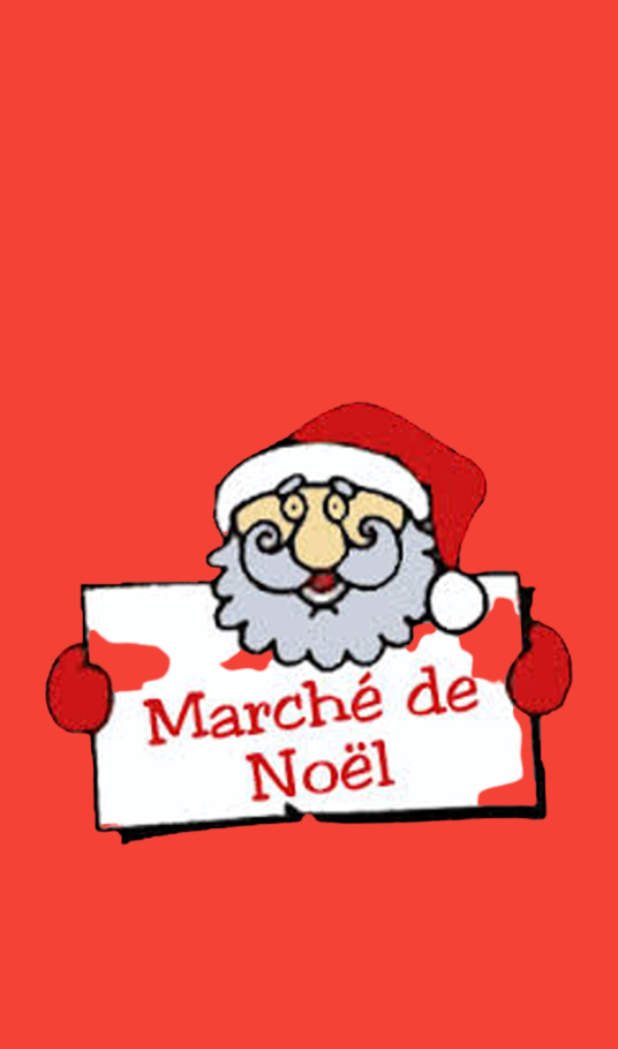
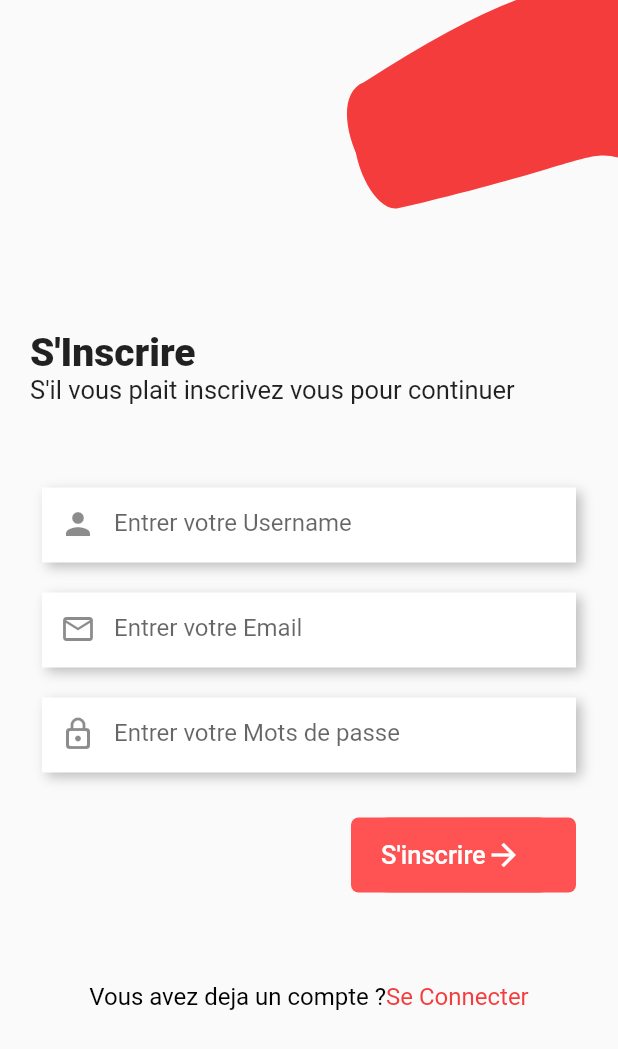
Before and after one commit to Pokemfeze/mdn, a Flutter app: the first screen one second after launch, on a phone screen of 412 x 824 dp. Shown: the top 1049 px of the screen. Run offline on Flutter 3.47's test engine with Material 2 defaults, Android fonts, the phone set to English and light mode, and no system bars; our stand-ins replace firebase_auth, firebase_core; accounts and stored records are empty.

Commit message:
ajout de la page de connexion et inscription et la connexion a firebase

```diff
--- a/marcheedeNoel/lib/main.dart
+++ b/marcheedeNoel/lib/main.dart
@@ -1,7 +1,11 @@
+import 'package:firebase_core/firebase_core.dart';
 import 'package:flutter/material.dart';
+import 'package:marcheedenoel/screen/signup_screen.dart';
 import 'package:marcheedenoel/screen/splash_screen.dart';
 
-void main() {
+void main() async {
+  WidgetsFlutterBinding.ensureInitialized();
+  await Firebase.initializeApp();
   runApp(const MyApp());
 }
 
@@ -23,9 +27,9 @@ class MyApp extends StatelessWidget {
         // or simply save your changes to "hot reload" in a Flutter IDE).
         // Notice that the counter didn't reset back to zero; the application
         // is not restarted.
-        primarySwatch: Colors.blue,
+        primarySwatch: Colors.red,
       ),
-      home: const SplashScreen(),
+      home: const SignUp(),
     );
   }
 }
--- /dev/null
+++ b/marcheedeNoel/lib/screen/signup_screen.dart
@@ -0,0 +1,255 @@
+import 'package:firebase_auth/firebase_auth.dart';
+import 'package:flutter/cupertino.dart';
+import 'package:flutter/material.dart';
+import 'package:marcheedenoel/screen/login_screen.dart';
+
+import '../cliper/cliper.dart';
+
+class SignUp extends StatefulWidget {
+  const SignUp({super.key});
+
+  @override
+  State<SignUp> createState() => _SignUpState();
+}
+
+class _SignUpState extends State<SignUp> {
+
+  TextEditingController emailController    = TextEditingController();
+  TextEditingController passwordController = TextEditingController();
+  TextEditingController usernameController = TextEditingController();
+
+  @override
+  Widget build(BuildContext context) {
+
+
+    Widget _buildUsername(){
+      return Container(
+        height: 50,
+        decoration:  BoxDecoration(
+            color: Colors.white,
+            boxShadow: [
+              BoxShadow(
+                offset: Offset(3,3),
+                blurRadius: 6,
+                color: Colors.grey.shade400,
+              )
+            ]
+        ),
+        child: TextFormField(
+          validator: (value){
+              return"Entre votre Username";
+          },
+          controller: usernameController,
+          autofillHints: const [AutofillHints.username],
+          decoration: const InputDecoration(
+              border: InputBorder.none,
+              contentPadding: EdgeInsets.only(top: 14),
+              prefixIcon: Icon(
+                  Icons.person
+              ),
+              hintText: 'Entrer votre Username'
+          ),
+        ),
+      );
+    }
+
+    Widget _builEmail(){
+      return Container(
+        height: 50,
+        decoration:  BoxDecoration(
+            color: Colors.white,
+            boxShadow: [
+              BoxShadow(
+                offset: Offset(3,3),
+                blurRadius: 6,
+                color: Colors.grey.shade400,
+              )
+            ]
+        ),
+        child: TextFormField(
+          validator: (value){
+            if (value == null || value.isEmpty){
+              return"Entre votre Email";
+            }
+          },
+          controller: emailController,
+          decoration: const InputDecoration(
+              border: InputBorder.none,
+              contentPadding: EdgeInsets.only(top: 14),
+              prefixIcon: Icon(
+                  Icons.email_outlined
+              ),
+              hintText: 'Entrer votre Email'
+          ),
+        ),
+      );
+    }
+
+    Widget _builPassword(){
+      return Container(
+        height: 50,
+        decoration:  BoxDecoration(
+            color: Colors.white,
+            boxShadow: [
+              BoxShadow(
+                offset: Offset(3,3),
+                blurRadius: 6,
+                color: Colors.grey.shade400,
+              )
+            ]
+        ),
+        child: TextFormField(
+          validator: (value){
+            if (value == null || value.isEmpty){
+              return"Entrer votre Mots de passe";
+            }
+          },
+          controller: passwordController,
+          decoration: const InputDecoration(
+              border: InputBorder.none,
+              contentPadding: EdgeInsets.only(top: 14),
+              prefixIcon: Icon(
+                  Icons.lock_outline_rounded
+              ),
+              hintText: 'Entrer votre Mots de passe'
+          ),
+        ),
+      );
+    }
+
+    return Scaffold(
+      resizeToAvoidBottomInset: false,
+      body: Column(
+        children: [
+          Stack(
+            children: [
+              CustomPaint(
+                size: Size(MediaQuery.of(context).size.width,300),
+                painter: RPSCustomPainter(),
+              ),
+              Positioned(
+                top: 16,
+                right : -5,
+                child:  CustomPaint(
+                  size: Size(MediaQuery.of(context).size.width,300),
+                  painter: RPSCustomPainter(),
+                ),
+              ),
+              Positioned(
+                top: 220,
+                left: 20,
+                child: Column(
+                  crossAxisAlignment: CrossAxisAlignment.start,
+                  children: const [
+                    Text("S'Inscrire",
+                      style: TextStyle(
+                        fontWeight: FontWeight.w800,
+                        fontSize: 26,
+                      ),
+                    ),
+                    Text("S'il vous plait inscrivez vous pour continuer",
+                      style: TextStyle(
+                        fontWeight: FontWeight.w400,
+                        fontSize: 17,
+                      ),
+                    ),
+                    SizedBox(height: 10,),
+                  ],
+                ),
+              )
+            ],
+          ),
+          Padding(
+            padding: const EdgeInsets.symmetric(horizontal: 28),
+            child: Column(
+              crossAxisAlignment: CrossAxisAlignment.end,
+              children:  [
+                const SizedBox(height: 25,),
+                _buildUsername(),
+                const SizedBox(height: 20,),
+                _builEmail(),
+                const SizedBox(height: 20,),
+                _builPassword(),
+                const SizedBox(height: 30,),
+                Container(
+                  height: 50,
+                  width: 150,
+                  decoration: BoxDecoration(
+                      borderRadius: BorderRadius.circular(30),
+                      gradient: const LinearGradient(
+                          colors: [
+                            Color(0xffea8080),
+                            Color(0xfff53c3c),
+                          ]
+                      )
+                  ),
+                    child: InkWell(
+                      onTap: () {
+                        FirebaseAuth.instance.createUserWithEmailAndPassword(email: emailController.text,
+                            password: passwordController.text).then((value){
+
+                        Navigator.push(context,
+                        MaterialPageRoute(builder: (context) => LoginPage()));
+                        }).onError((error, stackTrace) {
+                          print("Error ${error.toString()}");
+                        });
+
+
+                      },
+                      child: Container(
+                        padding: EdgeInsets.symmetric(horizontal: 20), // Espacement horizontal
+                        decoration: BoxDecoration(
+                          color: Colors.redAccent, // Couleur de fond du bouton
+                          borderRadius: BorderRadius.circular(5), // Bord arrondi avec un rayon de 5 pixels
+                        ),
+                        child: Row(
+                          children: const [
+                            Text(
+                              "S'inscrire",
+                              style: TextStyle(
+                                fontWeight: FontWeight.w500,
+                                fontSize: 17,
+                                color: Colors.white,
+                              ),
+                            ),
+                            Icon(
+                              Icons.arrow_forward,
+                              color: Colors.white,
+                            ),
+                          ],
+                        ),
+                      ),
+                    )
+                ),
+                const SizedBox(height: 60,),
+                Row(
+                  mainAxisAlignment: MainAxisAlignment.center,
+                  children:  [
+                    const Text("Vous avez deja un compte ?",
+                      style: TextStyle(
+                          fontSize: 16,
+                          fontWeight: FontWeight.w400,
+                          color: Colors.black
+                      ),
+                    ),
+                    InkWell(
+                      onTap: (){
+                        Navigator.push(context, MaterialPageRoute(builder: (_)=> const LoginPage()));
+                      },
+                      child: const Text("Se Connecter",
+                        style: TextStyle(
+                          fontSize: 16,
+                          fontWeight: FontWeight.w400,
+                          color: Color(0xfff53c3c),
+                        ),
+                      ),
+                    )
+                  ],
+                )
+              ],
+            ),)
+        ],
+      ),
+    );
+  }
+}
--- a/marcheedeNoel/pubspec.yaml
+++ b/marcheedeNoel/pubspec.yaml
@@ -35,6 +35,9 @@ dependencies:
   # The following adds the Cupertino Icons font to your application.
   # Use with the CupertinoIcons class for iOS style icons.
   cupertino_icons: ^1.0.2
+  firebase_core: ^2.14.0
+  firebase_auth: ^4.6.3
+  #curved_navigation_bar: ^1.0.3
 
 dev_dependencies:
   flutter_test:
```
Also changed, not shown: marcheedeNoel/lib/screen/home_screen.dart (added, +22 -0 lines), marcheedeNoel/lib/screen/login_screen.dart (+52 -14 lines), marcheedeNoel/pubspec.lock, 6 other files.
